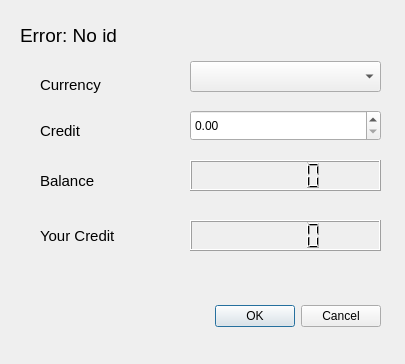
Qt form frienddetailsdialog.ui (zeroreserve/ZeroReserve) before a commit.
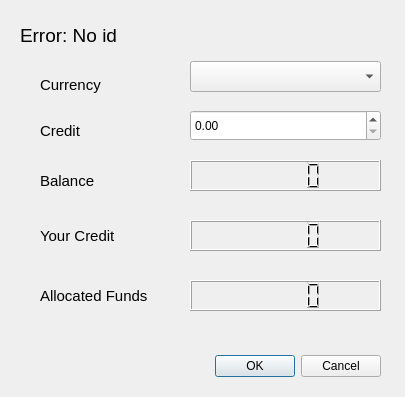
The same form after that commit.

Commit message: added funds allocation

```diff
--- a/frienddetailsdialog.ui
+++ b/frienddetailsdialog.ui
@@ -7,7 +7,7 @@
     <x>0</x>
     <y>0</y>
     <width>405</width>
-    <height>364</height>
+    <height>397</height>
    </rect>
   </property>
   <property name="windowTitle">
@@ -17,7 +17,7 @@
    <property name="geometry">
     <rect>
      <x>40</x>
-     <y>300</y>
+     <y>350</y>
      <width>341</width>
      <height>32</height>
     </rect>
@@ -165,6 +165,37 @@
     <string>Your Credit</string>
    </property>
   </widget>
+  <widget class="QLCDNumber" name="allocation">
+   <property name="geometry">
+    <rect>
+     <x>190</x>
+     <y>280</y>
+     <width>191</width>
+     <height>31</height>
+    </rect>
+   </property>
+   <property name="toolTip">
+    <string>Allocated funds for an activated contract</string>
+   </property>
+  </widget>
+  <widget class="QLabel" name="label_7">
+   <property name="geometry">
+    <rect>
+     <x>40</x>
+     <y>280</y>
+     <width>131</width>
+     <height>31</height>
+    </rect>
+   </property>
+   <property name="font">
+    <font>
+     <pointsize>11</pointsize>
+    </font>
+   </property>
+   <property name="text">
+    <string>Allocated Funds</string>
+   </property>
+  </widget>
  </widget>
  <resources/>
  <connections>
```
The commit also changes 5 other files.
